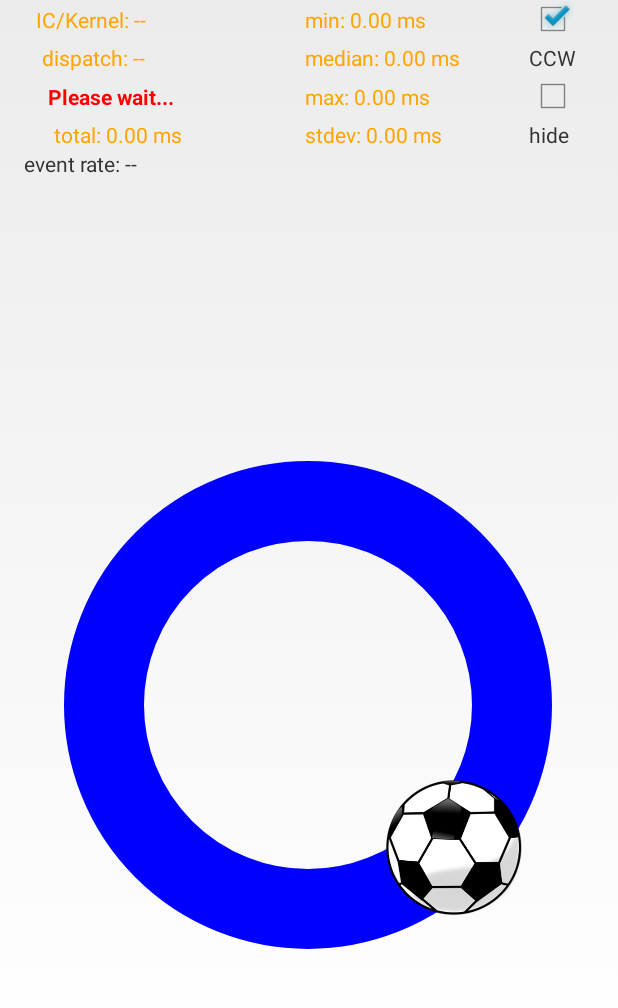
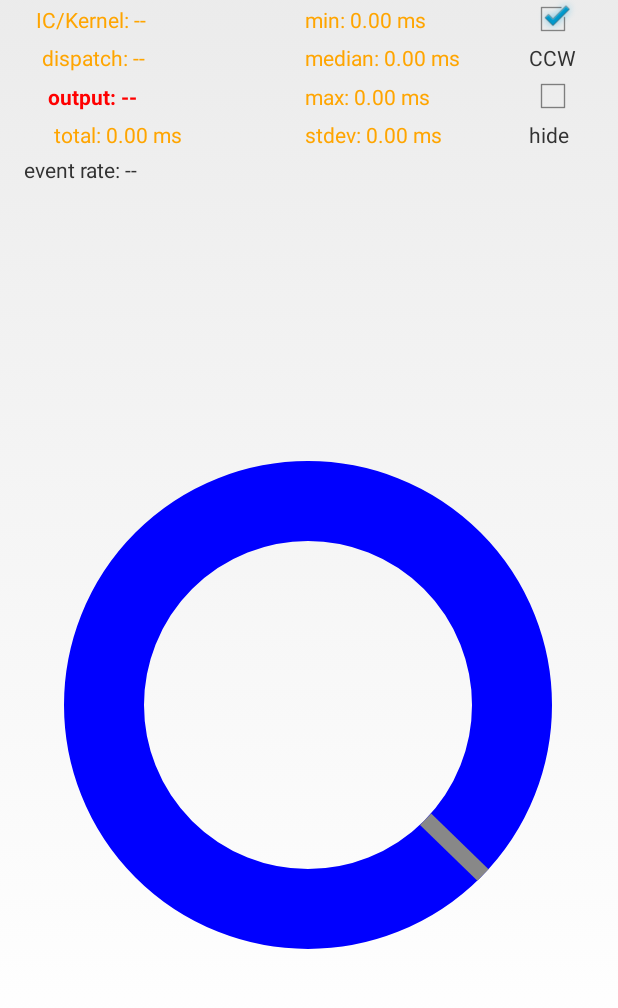
Before and after one commit to Ellyjoy11/latencymeterstudio, an Android app: the screen it shows after launch (MainActivity), after a tap on an icon or button, on a phone screen of 412 x 824 dp, the part 183-1191 px from its top. Run offline under Robolectric (Android 15) with nearby library versions, the phone set to English and light mode, and no system bars.

Commit message:
Remove showing ball during measuring output latency

```diff
--- a/app/src/main/java/com/elena/latencymeter/AnimationView.java
+++ b/app/src/main/java/com/elena/latencymeter/AnimationView.java
@@ -33,7 +33,7 @@ import android.widget.Toast;
 public class AnimationView extends View {
 
 	public static final String TAG = "LatencyMeter";
-	Paint paint, paintText, paintTouch, paintStat;
+	Paint paint, paintText, paintTouch, paintStat, autoPaint;
 	Paint wrongMove;
 
 	Bitmap bm;
@@ -88,12 +88,13 @@ public class AnimationView extends View {
 	public static float screenDpi;
 
 	int cX, cY;
-	int radius;
+	int radius, radMin, radMax;
 	int touchDistance;
 	int touchDelta;
 
 	double alpha, theta;
 
+    float autoX1, autoX2, autoY1, autoY2;
 
     public static double newX = 0;
     public static double newY = 0;
@@ -145,11 +146,18 @@ public class AnimationView extends View {
 		// cY = (screenHeight - bm_offsetY / 2 - 10) / 2;
 
 		radius = cX - bm_offsetX;
+        radMin = radius - bm_offsetX / 2;
+        radMax = radius + bm_offsetX / 2;
 
 		paint = new Paint();
 		paint.setColor(Color.BLUE);
 		paint.setStrokeWidth(bm_offsetX);
 		paint.setStyle(Paint.Style.STROKE);
+
+        autoPaint = new Paint();
+        autoPaint.setColor(Color.GRAY);
+        autoPaint.setStrokeWidth(bm_offsetX/5);
+        autoPaint.setStyle(Paint.Style.STROKE);
 
 		paintTouch = new Paint();
 		paintTouch.setColor(Color.GRAY);
@@ -193,7 +201,7 @@ public class AnimationView extends View {
 
         Toast.makeText(
                 getContext(),
-                "When output latency row becomes green,\nkeep your finger on the ball",
+                "When the ball appears,\nkeep your finger on it",
                 Toast.LENGTH_LONG).show();
 
 	}
@@ -234,14 +242,24 @@ public class AnimationView extends View {
         newX = cX + radius * Math.cos(ballAngle);
         newY = cY + radius * Math.sin(ballAngle);
 
+            if (!isAutoDone) {
+                autoX1 = (float)(cX + radMin * Math.cos(ballAngle));
+                autoY1 = (float)(cY + radMin * Math.sin(ballAngle));
+                autoX2 = (float)(cX + radMax * Math.cos(ballAngle));
+                autoY2 = (float)(cY + radMax * Math.sin(ballAngle));
+                canvas.drawLine(autoX1, autoY1, autoX2, autoY2, autoPaint);
+            }
+
 
                 pos[0] = (float) newX;
                 pos[1] = (float) newY;
 				matrix.reset();
 
+            if (isAutoDone) {
 				matrix.postTranslate(pos[0] - bm_offsetX, pos[1] - bm_offsetY);
 
                     canvas.drawBitmap(bm, matrix, null);
+                }
             //prevX = newX;
             //prevY = newY;
 
@@ -413,7 +431,7 @@ public class AnimationView extends View {
                 tvOut.setTypeface(Typeface.DEFAULT);
                // isAutoDone = true;
             } else {
-                tvOut.setText("Please wait...");
+                tvOut.setText("output: --");
                 tvOut.setTextColor(Color.RED);
                 tvOut.setTypeface(Typeface.DEFAULT_BOLD);
             }
@@ -467,13 +485,24 @@ public class AnimationView extends View {
             newX = cX + radius * Math.cos(ballAngle);
             newY = cY + radius * Math.sin(ballAngle);
 
+            if (!isAutoDone) {
+                autoX1 = (float)(cX + radMin * Math.cos(ballAngle));
+                autoY1 = (float)(cY + radMin * Math.sin(ballAngle));
+                autoX2 = (float)(cX + radMax * Math.cos(ballAngle));
+                autoY2 = (float)(cY + radMax * Math.sin(ballAngle));
+                canvas.drawLine(autoX1, autoY1, autoX2, autoY2, autoPaint);
+            }
+
 
             pos[0] = (float) newX;
             pos[1] = (float) newY;
             matrix.reset();
+
+            if (isAutoDone) {
                 matrix.postTranslate(pos[0] - bm_offsetX, pos[1] - bm_offsetY);
 
                 canvas.drawBitmap(bm, matrix, null);
+            }
             //prevX = newX;
             //prevY = newY;
 
@@ -639,7 +668,7 @@ public class AnimationView extends View {
                 tvOut.setTypeface(Typeface.DEFAULT);
                // isAutoDone = true;
             } else {
-                tvOut.setText("Please wait...");
+                tvOut.setText("output: --");
                 tvOut.setTextColor(Color.RED);
                 tvOut.setTypeface(Typeface.DEFAULT_BOLD);
             }
@@ -771,15 +800,16 @@ public class AnimationView extends View {
                 isAutoDone = true;
                 count = 500;
                 //the hack to fix "sticky touch" issue when Auto Mode is done
-                for (int i=0; i < 5; i++) {
+                for (int i=0; i < 7; i++) {
                     simulateTouchCancel(1);
                     simulateTouchCancel(0);
-                }
+
                     //Log.d(TAG, "touch up is done");
                     try {
-                    Thread.sleep(500);
+                        Thread.sleep(100);
                     } catch (InterruptedException e) {
                         e.printStackTrace();
+                    }
                 }
                 //setMode(false);
 
--- a/app/src/main/res/layout/activity_main.xml
+++ b/app/src/main/res/layout/activity_main.xml
@@ -173,6 +173,7 @@
         android:layout_width="wrap_content"
         android:layout_height="wrap_content"
         android:layout_alignParentLeft="true"
-        android:layout_below="@id/lineBar5" />
+        android:layout_below="@id/lineBar5"
+        android:layout_marginTop="4dp"/>
 
 </RelativeLayout>
```
Also changed, not shown: 6 other files. Lines whose indentation alone changed are shown as unchanged.
